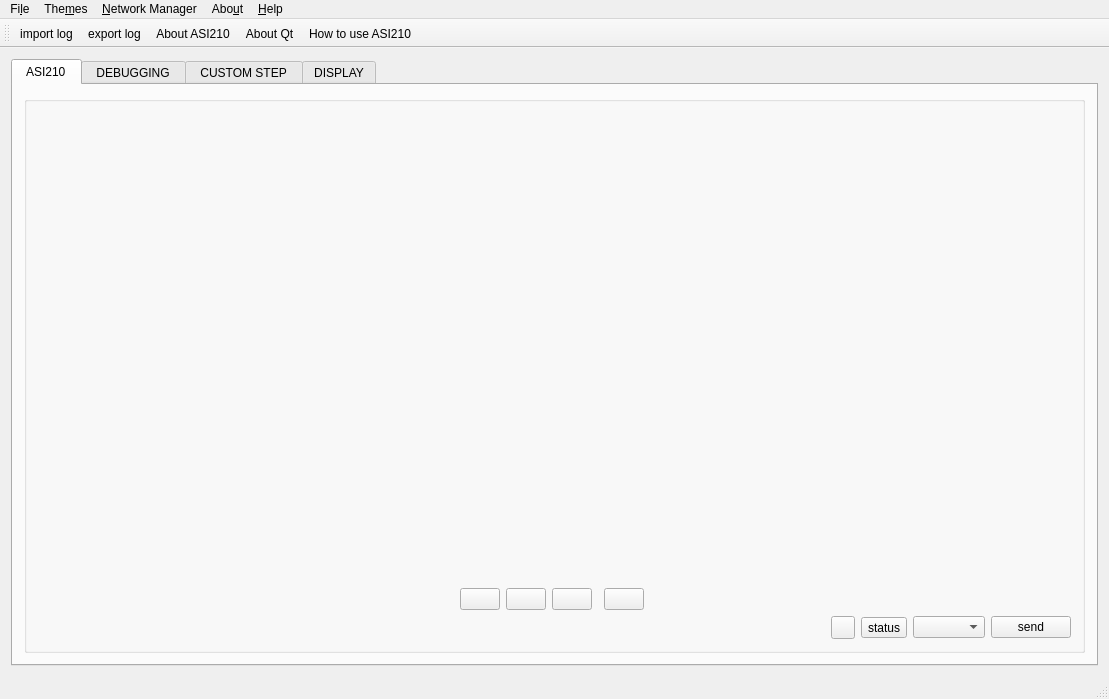
The window that mainwindow.ui (atakanakbulut/ASI210) describes before a commit, drawn with Qt 5.
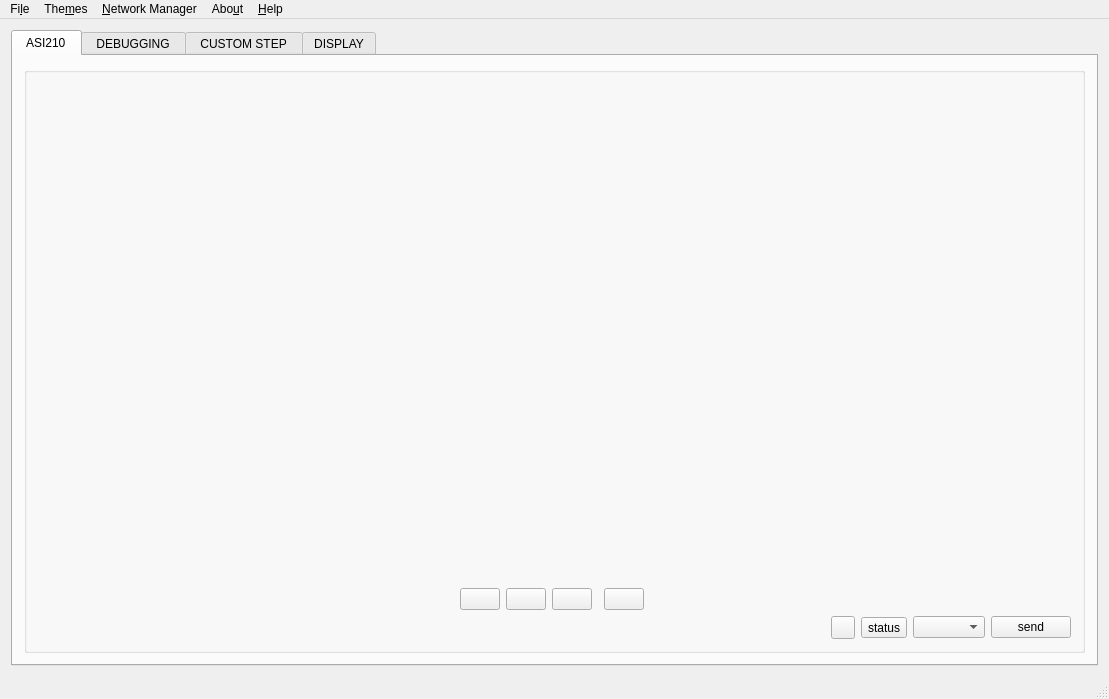
The same window after the commit. The open tabs and pages were chosen to show the change. Icons and pictures are not drawn.

Commit message: ASI210: Added button funtional and values

What changed in the file:
```diff
--- a/mainwindow.ui
+++ b/mainwindow.ui
@@ -282,22 +282,6 @@
    </layout>
   </widget>
   <widget class="QStatusBar" name="statusBar"/>
-  <widget class="QToolBar" name="toolBar">
-   <property name="windowTitle">
-    <string>toolBar</string>
-   </property>
-   <attribute name="toolBarArea">
-    <enum>TopToolBarArea</enum>
-   </attribute>
-   <attribute name="toolBarBreak">
-    <bool>false</bool>
-   </attribute>
-   <addaction name="actionImport_log"/>
-   <addaction name="actionExport_log"/>
-   <addaction name="actionAbout_ASI210"/>
-   <addaction name="actionAbout_Qt"/>
-   <addaction name="actionHow_to_use_ASI210"/>
-  </widget>
   <widget class="QMenuBar" name="menuBar">
    <property name="geometry">
     <rect>
```
Left out of the diff: 2 changed lines with no effect on the pictures. The commit also changes 4 other files.
